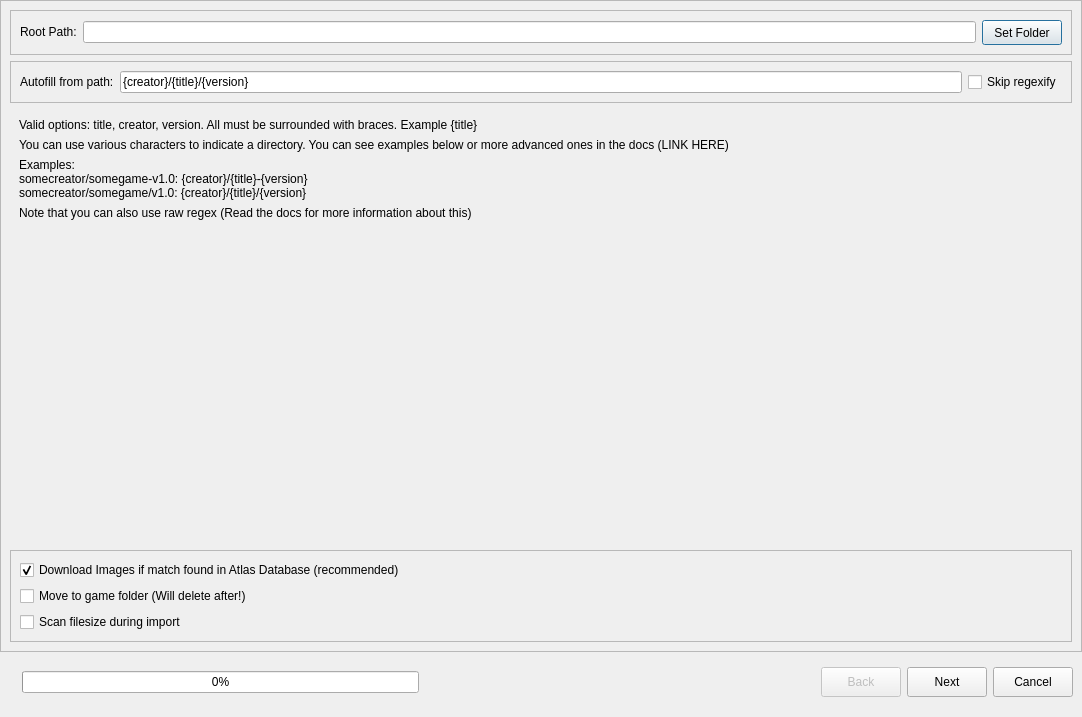
Old version of the form atlas/ui/importer/BatchImportDialog.ui in the repository KJNeko/Atlas.
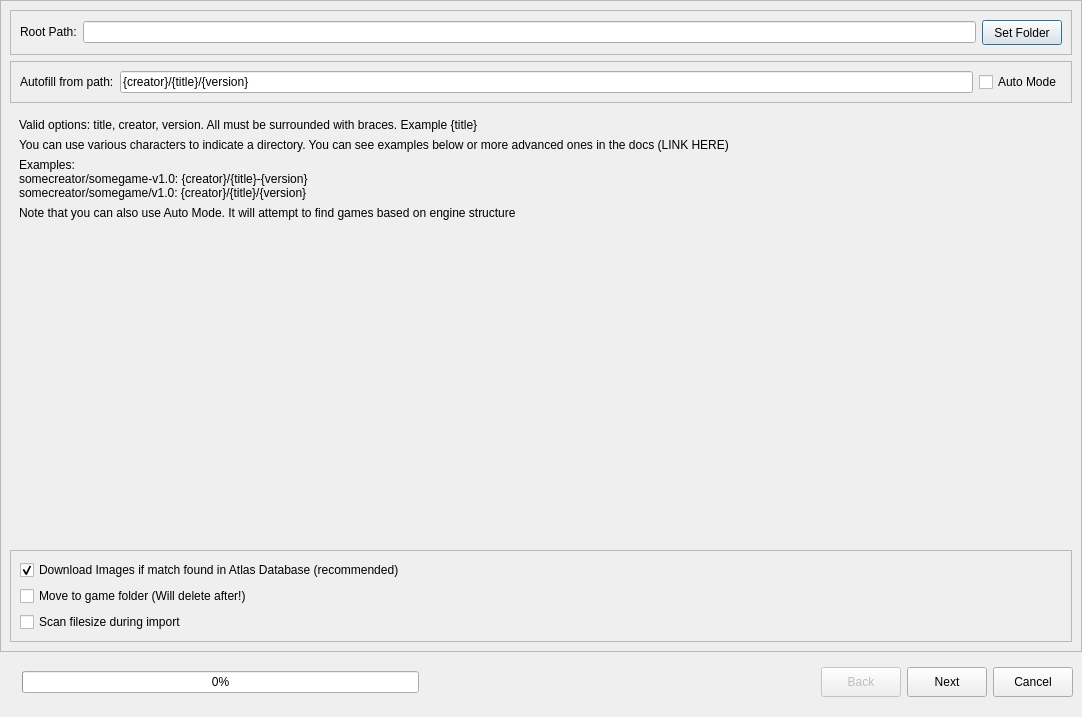
New version of the form.

Diff of the .ui file:
```diff
--- a/atlas/ui/importer/BatchImportDialog.ui
+++ b/atlas/ui/importer/BatchImportDialog.ui
@@ -136,7 +136,7 @@
              <item>
               <widget class="QCheckBox" name="useRegex">
                <property name="text">
-                <string>Skip regexify</string>
+                <string>Auto Mode</string>
                </property>
               </widget>
              </item>
@@ -178,7 +178,7 @@
              <item>
               <widget class="QLabel" name="label_6">
                <property name="text">
-                <string>Note that you can also use raw regex (Read the docs for more information about this)</string>
+                <string>Note that you can also use Auto Mode. It will attempt to find games based on engine structure</string>
                </property>
               </widget>
              </item>
```
Left out of the diff: 2 changed lines with no effect on the pictures.
